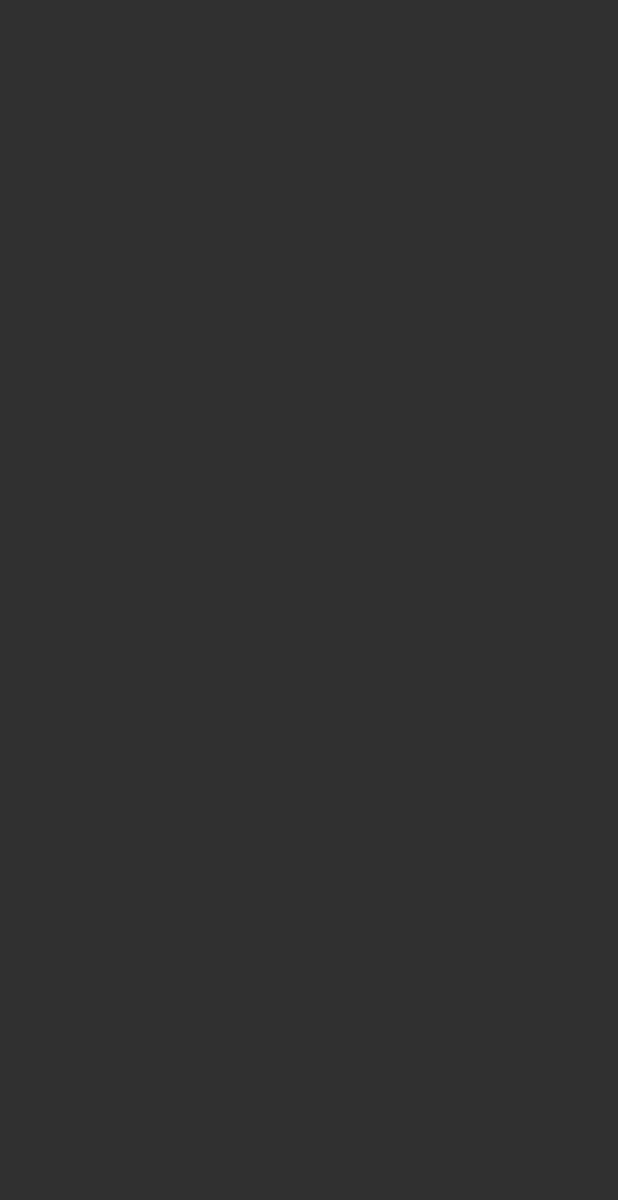
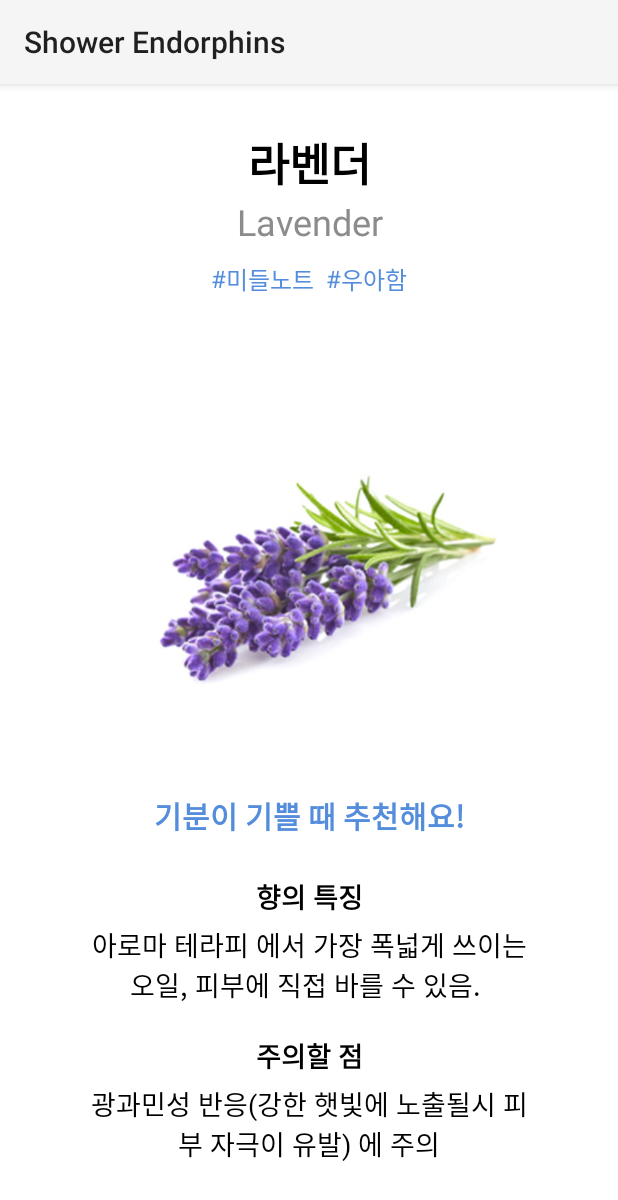
Before and after one commit to dclxxi/dclxxi-shower-booth-with-aromatherapy-application, an Android app: the AromaInfoDetail screen opened directly, with no data from a screen before it, on a phone screen of 412 x 824 dp. Before the commit the part shown is empty. Shown: the top 1200 px of the screen. Run offline under Robolectric (Android 15) with nearby library versions, the phone set to English and light mode, and no system bars.

Commit message:
#5 ui: Create detail page aroma item

```diff
--- a/app/src/main/AndroidManifest.xml
+++ b/app/src/main/AndroidManifest.xml
@@ -15,12 +15,15 @@
         tools:targetApi="31">
         <activity
             android:name=".AromaInfoDetail"
+            android:theme="@style/Theme.AppCompat.Light"
             android:exported="false" />
         <activity
             android:name=".AromaInfoList"
+            android:theme="@style/Theme.AppCompat.Light"
             android:exported="false" />
         <activity
             android:name=".ShowerInfoDetail"
+            android:theme="@style/Theme.AppCompat.Light"
             android:exported="false" />
         <activity
             android:name=".MainActivity"
--- a/app/src/main/java/com/example/showerendorphins/adapter/AromaInfoItemAdapter.java
+++ b/app/src/main/java/com/example/showerendorphins/adapter/AromaInfoItemAdapter.java
@@ -1,16 +1,17 @@
 package com.example.showerendorphins.adapter;
 
 import android.content.Context;
+import android.content.Intent;
 import android.view.LayoutInflater;
 import android.view.View;
 import android.view.ViewGroup;
 import android.widget.BaseAdapter;
 import android.widget.ImageView;
 import android.widget.TextView;
-import android.widget.Toast;
 
 import com.bumptech.glide.Glide;
 import com.bumptech.glide.request.RequestOptions;
+import com.example.showerendorphins.AromaInfoDetail;
 import com.example.showerendorphins.R;
 import com.example.showerendorphins.item.AromaItem;
 
@@ -71,7 +72,8 @@ public class AromaInfoItemAdapter extends BaseAdapter {
         convertView.setOnClickListener(new View.OnClickListener() {
             @Override
             public void onClick(View view) {
-                Toast.makeText(context, item.getAromaKoName(), Toast.LENGTH_SHORT).show();
+                context.startActivity(new Intent(context, AromaInfoDetail.class)
+                        .addFlags(Intent.FLAG_ACTIVITY_NEW_TASK));
             }
         });
 
--- a/app/src/main/res/layout/activity_aroma_info_detail.xml
+++ b/app/src/main/res/layout/activity_aroma_info_detail.xml
@@ -4,6 +4,134 @@
     xmlns:tools="http://schemas.android.com/tools"
     android:layout_width="match_parent"
     android:layout_height="match_parent"
-    tools:context=".AromaInfoDetail">
+    tools:context=".AromaInfoDetail"
+    android:background="@color/white"
+    android:padding="30dp">
 
+    <LinearLayout
+        android:layout_width="match_parent"
+        android:layout_height="match_parent"
+        android:orientation="vertical"
+        tools:layout_editor_absoluteX="1dp"
+        tools:layout_editor_absoluteY="1dp">
+
+
+        <TextView
+            android:id="@+id/aroma_detail_ko_name"
+            android:layout_width="match_parent"
+            android:layout_height="wrap_content"
+            android:textColor="@color/black"
+            android:textSize="30dp"
+            android:gravity="center"
+            android:textStyle="bold"
+            android:text="라벤더" />
+
+        <TextView
+            android:id="@+id/aroma_detail_en_name"
+            android:layout_width="match_parent"
+            android:layout_height="wrap_content"
+            android:textColor="#8C8C8C"
+            android:textSize="24dp"
+            android:gravity="center"
+            android:layout_marginBottom="10dp"
+            android:text="Lavender" />
+
+        <LinearLayout
+            android:layout_width="match_parent"
+            android:layout_height="wrap_content"
+            android:orientation="horizontal"
+            android:gravity="center">
+
+            <TextView
+                android:layout_width="wrap_content"
+                android:layout_height="wrap_content"
+                android:textSize="16dp"
+                android:textColor="@color/colorPrimaryText"
+                android:text="#" />
+
+            <TextView
+                android:id="@+id/aroma_detail_note"
+                android:layout_width="wrap_content"
+                android:layout_height="wrap_content"
+                android:textSize="16dp"
+                android:textColor="@color/colorPrimaryText"
+                android:text="미들노트" />
+
+            <TextView
+                android:layout_width="wrap_content"
+                android:layout_height="wrap_content"
+                android:textSize="16dp"
+                android:textColor="@color/colorPrimaryText"
+                android:text="  #" />
+
+            <TextView
+                android:id="@+id/aroma_detail_scent"
+                android:layout_width="wrap_content"
+                android:layout_height="wrap_content"
+                android:textSize="16dp"
+                android:textColor="@color/colorPrimaryText"
+                android:text="우아함" />
+
+        </LinearLayout>
+
+        <ImageView
+            android:id="@+id/aroma_detail_img"
+            android:layout_width="300dp"
+            android:layout_height="300dp"
+            android:layout_gravity="center"
+            android:layout_margin="15dp"
+            app:srcCompat="@drawable/lavender" />
+
+        <TextView
+            android:id="@+id/aroma_detail_mood"
+            android:layout_width="match_parent"
+            android:layout_height="wrap_content"
+            android:textColor="@color/colorPrimaryText"
+            android:gravity="center"
+            android:textStyle="bold"
+            android:textSize="20dp"
+            android:layout_marginBottom="25dp"
+            android:text="기분이 기쁠 때 추천해요!" />
+
+        <TextView
+            android:layout_width="match_parent"
+            android:layout_height="wrap_content"
+            android:textColor="@color/black"
+            android:gravity="center"
+            android:textStyle="bold"
+            android:textSize="18dp"
+            android:layout_marginBottom="5dp"
+            android:text="향의 특징" />
+
+        <TextView
+            android:id="@+id/aroma_detail_summary"
+            android:layout_width="300dp"
+            android:layout_height="wrap_content"
+            android:textColor="@color/black"
+            android:gravity="center"
+            android:layout_gravity="center"
+            android:textSize="18dp"
+            android:text="아로마 테라피 에서 가장 폭넓게 쓰이는 오일, 피부에 직접 바를 수 있음. " />
+
+        <TextView
+            android:layout_width="match_parent"
+            android:layout_height="wrap_content"
+            android:gravity="center"
+            android:layout_marginTop="20dp"
+            android:text="주의할 점"
+            android:textColor="@color/black"
+            android:textSize="18dp"
+            android:layout_marginBottom="5dp"
+            android:textStyle="bold" />
+
+        <TextView
+            android:id="@+id/aroma_detail_caution"
+            android:layout_width="300dp"
+            android:layout_height="wrap_content"
+            android:textColor="@color/black"
+            android:gravity="center"
+            android:layout_gravity="center"
+            android:textSize="18dp"
+            android:text="광과민성 반응(강한 햇빛에 노출될시 피부 자극이 유발) 에 주의" />
+    </LinearLayout>
 </androidx.constraintlayout.widget.ConstraintLayout>
--- a/app/src/main/res/values-night/themes.xml
+++ b/app/src/main/res/values-night/themes.xml
@@ -1,6 +1,6 @@
 <resources xmlns:tools="http://schemas.android.com/tools">
     <!-- Base application theme. -->
-    <style name="Theme.ShowerEndorphins" parent="Theme.MaterialComponents.DayNight.DarkActionBar">
+    <style name="Theme.ShowerEndorphins" parent="Theme.AppCompat.Light.DarkActionBar">
         <!-- Primary brand color. -->
         <item name="colorPrimary">@color/purple_200</item>
         <item name="colorPrimaryVariant">@color/purple_700</item>
--- a/app/src/main/res/values/themes.xml
+++ b/app/src/main/res/values/themes.xml
@@ -4,7 +4,7 @@
         <!-- Primary brand color. -->
         <item name="colorPrimary">@color/purple_500</item>
         <item name="colorPrimaryVariant">@color/purple_700</item>
-        <item name="colorOnPrimary">@color/white</item>
+        <item name="colorOnPrimary">@color/colorPrimaryText</item>
         <!-- Secondary brand color. -->
         <item name="colorSecondary">@color/teal_200</item>
         <item name="colorSecondaryVariant">@color/teal_700</item>
```
Also changed, not shown: app/src/main/res/drawable/lavender.jpg (added).
